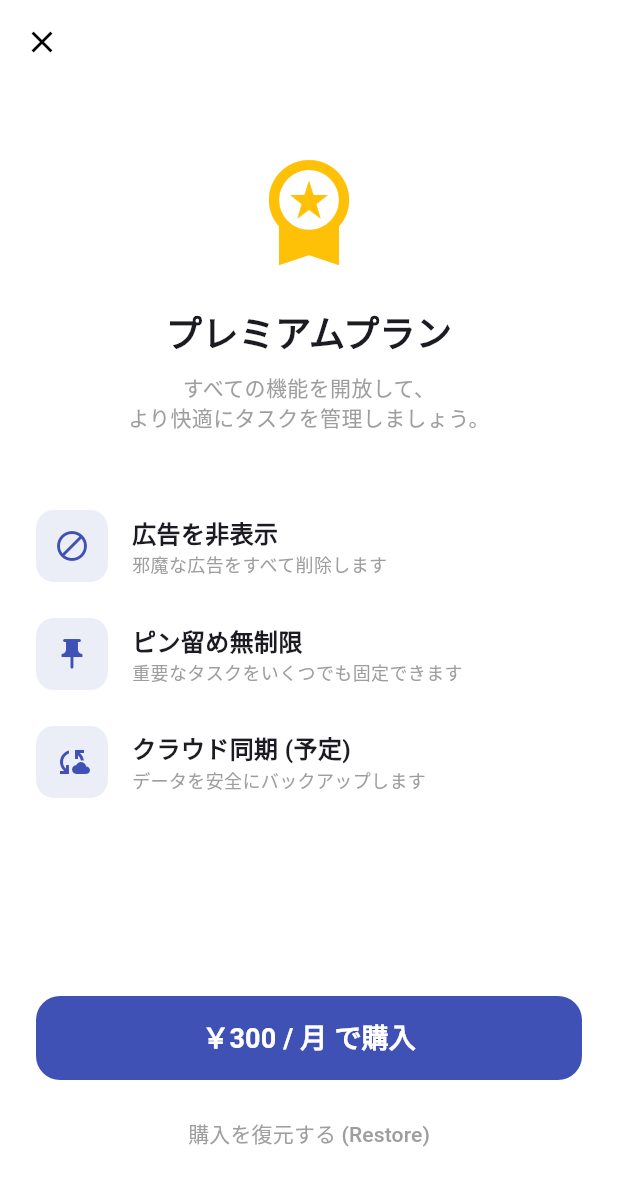
After one commit to yoon-byeongil/simpletodo_flutter, a Flutter app: the PremiumScreen screen opened directly, on a phone screen of 412 x 824 dp. The commit adds this screen. Shown: the top 1186 px of the screen. Run offline on Flutter 3.47's test engine with Material 3 defaults, Android fonts, the phone set to English and light mode, and no system bars; our stand-ins replace flutter_local_notifications, flutter_slidable, permission_handler, shared_preferences, timezone; missing offline and left inert: purchases_flutter; accounts and stored records are empty.

Commit message:
Update calendar design and add premium page

```diff
--- /dev/null
+++ b/lib/view/premium_view.dart
@@ -0,0 +1,117 @@
+import 'package:flutter/material.dart';
+import 'package:provider/provider.dart';
+import '../view_model/settings_view_model.dart';
+
+class PremiumScreen extends StatelessWidget {
+  const PremiumScreen({super.key});
+
+  @override
+  Widget build(BuildContext context) {
+    return Scaffold(
+      backgroundColor: Colors.white,
+      appBar: AppBar(
+        backgroundColor: Colors.white,
+        elevation: 0,
+        leading: IconButton(
+          icon: const Icon(Icons.close, color: Colors.black),
+          onPressed: () => Navigator.pop(context),
+        ),
+      ),
+      body: Padding(
+        padding: const EdgeInsets.all(24.0),
+        child: Column(
+          crossAxisAlignment: CrossAxisAlignment.center,
+          children: [
+            const SizedBox(height: 20),
+            // 아이콘
+            const Icon(Icons.workspace_premium, size: 80, color: Colors.amber),
+            const SizedBox(height: 24),
+
+            // 타이틀
+            const Text("プレミアムプラン", style: TextStyle(fontSize: 24, fontWeight: FontWeight.bold)),
+            const SizedBox(height: 10),
+            const Text(
+              "すべての機能を開放して、\nより快適にタスクを管理しましょう。",
+              textAlign: TextAlign.center,
+              style: TextStyle(color: Colors.grey, fontSize: 14),
+            ),
+            const SizedBox(height: 40),
+
+            // 혜택 리스트
+            _buildBenefitItem(Icons.block, "広告を非表示", "邪魔な広告をすべて削除します"),
+            _buildBenefitItem(Icons.push_pin, "ピン留め無制限", "重要なタスクをいくつでも固定できます"),
+            _buildBenefitItem(Icons.cloud_sync, "クラウド同期 (予定)", "データを安全にバックアップします"),
+
+            const Spacer(),
+
+            // 구매 버튼
+            Consumer<SettingsViewModel>(
+              builder: (context, vm, child) {
+                return SizedBox(
+                  width: double.infinity,
+                  height: 56,
+                  child: FilledButton(
+                    style: FilledButton.styleFrom(
+                      backgroundColor: Colors.indigo,
+                      shape: RoundedRectangleBorder(borderRadius: BorderRadius.circular(16)),
+                    ),
+                    onPressed: () async {
+                      bool success = await vm.buyPremium();
+                      if (success && context.mounted) {
+                        Navigator.pop(context); // 성공하면 창 닫기
+                        ScaffoldMessenger.of(context).showSnackBar(const SnackBar(content: Text("プレミアム会員になりました！")));
+                      }
+                    },
+                    child: const Text(
+                      "￥300 / 月 で購入", // 가격은 예시
+                      style: TextStyle(fontSize: 18, fontWeight: FontWeight.bold),
+                    ),
+                  ),
+                );
+              },
+            ),
+
+            const SizedBox(height: 12),
+
+            // 복원 버튼
+            TextButton(
+              onPressed: () async {
+                final vm = context.read<SettingsViewModel>();
+                await vm.restorePurchase();
+                if (context.mounted) {
+                  ScaffoldMessenger.of(context).showSnackBar(const SnackBar(content: Text("購入状況を確認しました")));
+                  if (vm.isPremium) Navigator.pop(context);
+                }
+              },
+              child: const Text("購入を復元する (Restore)", style: TextStyle(color: Colors.grey)),
+            ),
+            const SizedBox(height: 20),
+          ],
+        ),
+      ),
+    );
+  }
+
+  Widget _buildBenefitItem(IconData icon, String title, String desc) {
+    return Padding(
+      padding: const EdgeInsets.symmetric(vertical: 12),
+      child: Row(
+        children: [
+          Container(
+            padding: const EdgeInsets.all(12),
+            decoration: BoxDecoration(color: Colors.indigo.withOpacity(0.1), borderRadius: BorderRadius.circular(12)),
+            child: Icon(icon, color: Colors.indigo, size: 24),
+          ),
+          const SizedBox(width: 16),
+          Column(
+            crossAxisAlignment: CrossAxisAlignment.start,
+            children: [
+              Text(title, style: const TextStyle(fontWeight: FontWeight.bold, fontSize: 16)),
+              Text(desc, style: const TextStyle(color: Colors.grey, fontSize: 12)),
+            ],
+          ),
+        ],
+      ),
+    );
+  }
+}
```
Also changed, not shown: lib/view/home_view.dart (+26 -8 lines), lib/view/settings_view.dart (+2 -11 lines), lib/view/widget/todo_bottom_sheet.dart (+65 -41 lines), lib/view_model/todo_view_model.dart (+22 -6 lines).
